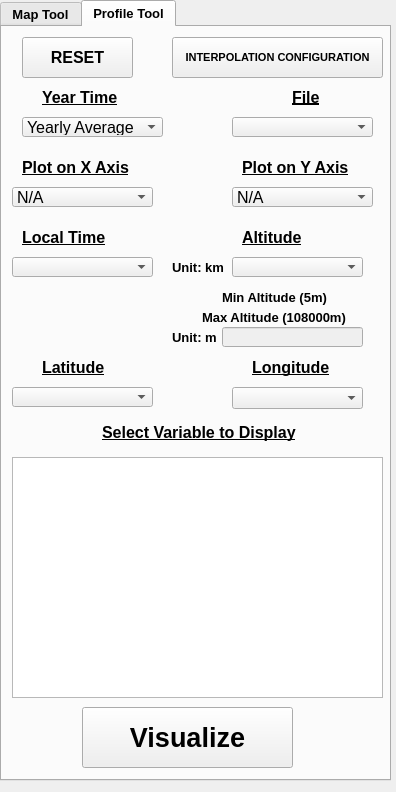
This is mcd_visualizer_dockwidget_base_profiles.ui in davidsr21/mcd_visualizer as Qt 5 draws it before an edit. The edited form follows.
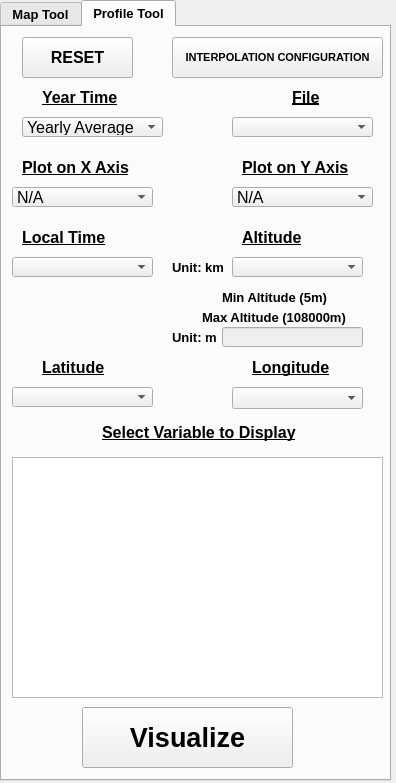
This is the edited form.

The edit to the form file:
```diff
--- a/mcd_visualizer_dockwidget_base_profiles.ui
+++ b/mcd_visualizer_dockwidget_base_profiles.ui
@@ -7,7 +7,7 @@
     <x>0</x>
     <y>0</y>
     <width>396</width>
-    <height>792</height>
+    <height>783</height>
    </rect>
   </property>
   <property name="minimumSize">
```
